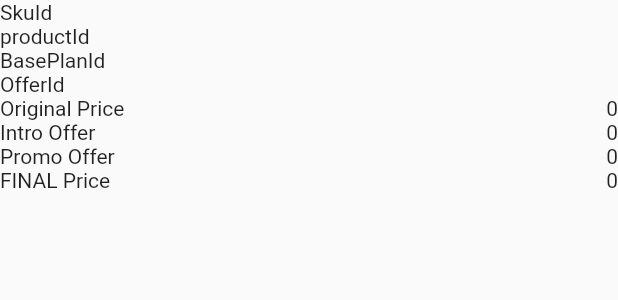
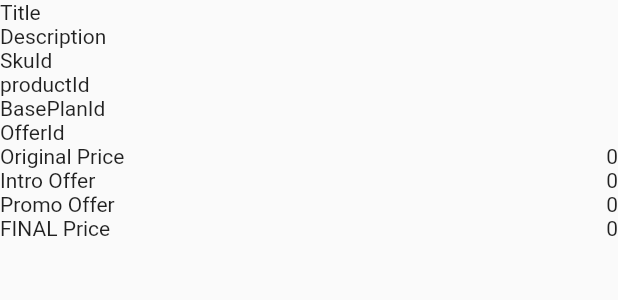
Before and after one commit to glassfy/glassfy-flutter, a Flutter app: the SkuItem widget shown alone on an empty page, opened directly with empty values, on a phone screen of 412 x 824 dp. Shown: the top 300 px of the screen. Run offline on Flutter 3.47's test engine with Material 2 defaults, Android fonts, the phone set to English and light mode, and no system bars; statements that could not run were skipped.

Commit message:
Add missing GlassfyProduct prop

```diff
--- a/example/lib/main.dart
+++ b/example/lib/main.dart
@@ -45,7 +45,7 @@ class _MyHomePageState extends State<MyHomePage> {
     debugPrint("Setting up Glassfy SDK...");
 
     try {
-      const apiKey = "YOUR_API_KEY";
+      const apiKey = "50af3c1afb6f473bbaf1ad0d5fb19b41";
       Glassfy.setLogLevel(GlassfyLogLevel.logLevelAll);
       Glassfy.initialize(apiKey);
     } catch (error) {
--- a/example/lib/sku.dart
+++ b/example/lib/sku.dart
@@ -54,6 +54,20 @@ class _SkuItemState extends State<SkuItem> {
             onTap: () => handlePress(),
             child: Column(
               children: <Widget>[
+                Row(children: [
+                  const Text("Title"),
+                  Expanded(
+                      child: Container(
+                          alignment: AlignmentDirectional.centerEnd,
+                          child: Text("${sku.product?.title}")))
+                ]),
+                Row(children: [
+                  const Text("Description"),
+                  Expanded(
+                      child: Container(
+                          alignment: AlignmentDirectional.centerEnd,
+                          child: Text("${sku.product?.description}")))
+                ]),
                 Row(children: [
                   const Text("SkuId"),
                   Expanded(
--- a/lib/glassfy_flutter.dart
+++ b/lib/glassfy_flutter.dart
@@ -15,13 +15,13 @@ class Glassfy {
     ..setMethodCallHandler((call) async {
       switch (call.method) {
         case 'gy_did_purchase_product':
-          try{
+          try {
             final transaction =
-            GlassfyTransaction.fromJson(jsonDecode(call.arguments));
+                GlassfyTransaction.fromJson(jsonDecode(call.arguments));
             for (final listener in _didPurchaseListenerListeners) {
               listener(transaction);
             }
-          } catch(e){
+          } catch (e) {
             debugPrint("Invalid didPurchaseListner Argument");
           }
           break;
@@ -40,7 +40,7 @@ class Glassfy {
 
   static Future<void> initialize(String apiKey, {bool watcherMode = false}) =>
       _channel.invokeMethod('initialize',
-          {'apiKey': apiKey, 'watcherMode': watcherMode, 'version': "1.6.0"});
+          {'apiKey': apiKey, 'watcherMode': watcherMode, 'version': "1.6.1"});
 
   static setLogLevel(int logLevel) {
     _channel.invokeMethod('setLogLevel', {
--- a/lib/models.dart
+++ b/lib/models.dart
@@ -241,16 +241,26 @@ class GlassfyProductDiscount {
 
 @JsonSerializable(explicitToJson: true)
 class GlassfyProduct {
+  final String? title;
   final String? description;
+  final String? identifier;
+  final String? basePlanId;
+  final num? price;
   final String? currencyCode;
-  final num? price;
+  final String? period;
   final GlassfyProductDiscount? introductoryPrice;
   final List<GlassfyProductDiscount>? discounts;
-  final String? period;
-  final String? basePlanId;
 
-  GlassfyProduct(this.description, this.currencyCode, this.price,
-      this.introductoryPrice, this.discounts, this.period, this.basePlanId);
+  GlassfyProduct(
+      this.title,
+      this.description,
+      this.identifier,
+      this.basePlanId,
+      this.price,
+      this.currencyCode,
+      this.period,
+      this.introductoryPrice,
+      this.discounts);
   factory GlassfyProduct.fromJson(Map<String, dynamic> json) =>
       _$GlassfyProductFromJson(json);
   Map<String, dynamic> toJson() => _$GlassfyProductToJson(this);
--- a/pubspec.yaml
+++ b/pubspec.yaml
@@ -1,6 +1,6 @@
 name: glassfy_flutter
 description: Flutter plugin for Glassfy, build in-app purchases in minutes and offload the complexity of managing subscriptions and on-time purchases. Supports iOS, macOS and Android.
-version: 1.6.0
+version: 1.6.1
 homepage: https://github.com/glassfy/glassfy-flutter
 
 environment:
```
Also changed, not shown: lib/models.g.dart, 7 other files.
